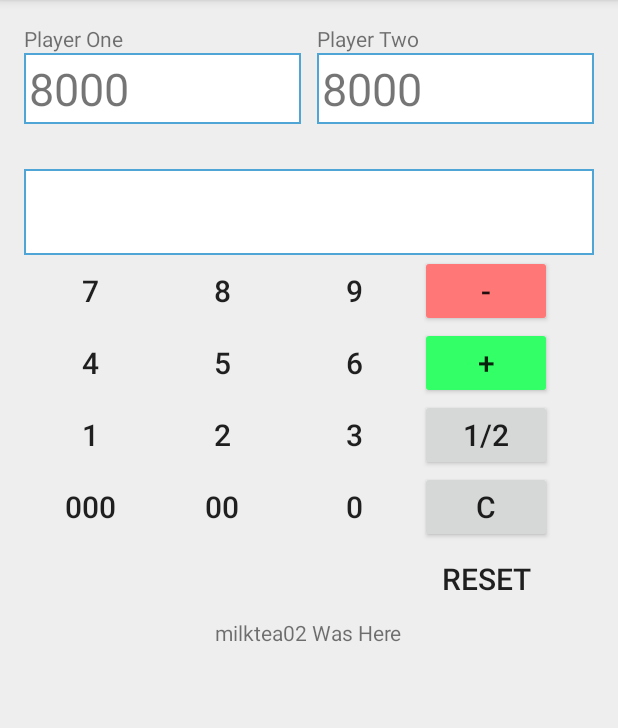
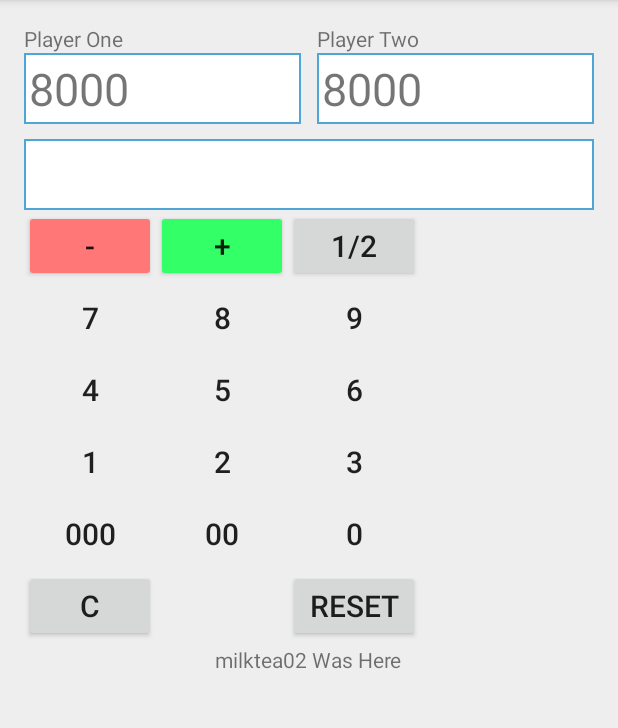
Before and after one commit to milktea02/MyFirstApp, an Android app: the screen it shows after launch (MainActivity), on a phone screen of 412 x 824 dp, the part 84-812 px from its top. Run offline under Robolectric (Android 15) with nearby library versions, the phone set to English and light mode, and no system bars; our stand-ins replace data binding.

Commit message:
smaller layout for a certain somebody's phone

```diff
--- a/app/src/main/res/layout/activity_main.xml
+++ b/app/src/main/res/layout/activity_main.xml
@@ -33,7 +33,7 @@
             android:id="@+id/playerOnePoints"
             android:layout_width="match_parent"
             android:layout_height="wrap_content"
-            android:layout_marginBottom="30dp"
+            android:layout_marginBottom="10dp"
             android:layout_marginRight="5dp"
             android:layout_below="@id/playerOneLabel"
             android:layout_toLeftOf="@+id/centerShim"
@@ -55,7 +55,7 @@
             android:id="@+id/playerTwoPoints"
             android:layout_width="match_parent"
             android:layout_height="wrap_content"
-            android:layout_marginBottom="30dp"
+            android:layout_marginBottom="10dp"
             android:layout_marginLeft="5dp"
             android:layout_below="@id/playerTwoLabel"
             android:padding="3dp"
@@ -66,18 +66,20 @@
             android:onClick="setPlayer"
             android:background="@drawable/player_selector"/>
 
+        <!-- Num -->
+
         <EditText
             android:id="@+id/editText"
             android:layout_width="match_parent"
             android:layout_height="wrap_content"
-            android:layout_below="@id/playerOnePoints"
             android:enabled="false"
-            android:gravity="bottom"
-            android:lines="2"
-            android:maxLines="2"
-            android:textSize="20sp"
+            android:lines="1"
+            android:maxLines="1"
+            android:textSize="30sp"
             android:padding="3dp"
-            android:background="@drawable/not_select"/>
+            android:background="@drawable/not_select"
+            android:selectAllOnFocus="false"
+            android:layout_below="@+id/playerTwoPoints"/>
 
         <!--
         Buttons
@@ -86,12 +88,46 @@
         1 2 3  R
         zeros
         -->
+
+        <!-- INCR and DECR Buttons -->
+
+        <Button
+            android:id="@+id/buttonSubtract"
+            android:theme="@style/Button.Subtract"
+            android:layout_width="wrap_content"
+            android:layout_height="wrap_content"
+            android:layout_below="@id/editText"
+            android:text="-"
+            android:textSize="20sp" />
+
+        <Button
+            android:id="@+id/buttonAdd"
+            android:theme="@style/Button.Add"
+            android:layout_width="wrap_content"
+            android:layout_height="wrap_content"
+            android:layout_toRightOf="@id/buttonSubtract"
+            android:layout_alignTop="@id/buttonSubtract"
+            android:text="+"
+            android:textSize="20sp"
+            />
+
+        <Button
+            android:id="@+id/buttonHalf"
+            style="@style/Widget.AppCompat.Button"
+            android:layout_width="wrap_content"
+            android:layout_height="wrap_content"
+            android:layout_toRightOf="@id/buttonAdd"
+            android:layout_alignTop="@id/buttonSubtract"
+            android:text="1/2"
+            android:textSize="20sp"
+            />
+
         <Button
             android:id="@+id/buttonSeven"
             style="@style/Widget.AppCompat.Button.Borderless"
             android:layout_width="wrap_content"
             android:layout_height="wrap_content"
-            android:layout_below="@id/editText"
+            android:layout_below="@id/buttonSubtract"
             android:text="7"
             android:textSize="20sp"/>
         <Button
@@ -99,7 +135,7 @@
             style="@style/Widget.AppCompat.Button.Borderless"
             android:layout_width="wrap_content"
             android:layout_height="wrap_content"
-            android:layout_below="@id/editText"
+            android:layout_below="@id/buttonAdd"
             android:layout_toRightOf="@id/buttonSeven"
             android:text="8"
             android:textSize="20sp"/>
@@ -108,7 +144,7 @@
             style="@style/Widget.AppCompat.Button.Borderless"
             android:layout_width="wrap_content"
             android:layout_height="wrap_content"
-            android:layout_below="@id/editText"
+            android:layout_below="@id/buttonHalf"
             android:layout_toRightOf="@id/buttonEight"
             android:text="9"
             android:textSize="20sp"/>
@@ -197,40 +233,6 @@
             android:text="0"
             android:textSize="20sp"/>
 
-        <!-- INCR and DECR Buttons -->
-
-        <Button
-            android:id="@+id/buttonSubtract"
-            android:theme="@style/Button.Subtract"
-            android:layout_width="wrap_content"
-            android:layout_height="wrap_content"
-            android:layout_alignTop="@id/buttonNine"
-            android:layout_toRightOf="@id/buttonNine"
-            android:text="-"
-            android:textSize="20sp" />
-
-        <Button
-            android:id="@+id/buttonAdd"
-            android:theme="@style/Button.Add"
-            android:layout_width="wrap_content"
-            android:layout_height="wrap_content"
-            android:layout_alignTop="@id/buttonSix"
-            android:layout_toRightOf="@id/buttonSix"
-            android:text="+"
-            android:textSize="20sp"
-            />
-
-        <Button
-            android:id="@+id/buttonHalf"
-            style="@style/Widget.AppCompat.Button"
-            android:layout_width="wrap_content"
-            android:layout_height="wrap_content"
-            android:layout_alignTop="@id/buttonThree"
-            android:layout_toRightOf="@id/buttonThree"
-            android:text="1/2"
-            android:textSize="20sp"
-            />
-
         <!-- CLEAR and RESET -->
 
         <Button
@@ -238,18 +240,17 @@
             style="@style/Widget.AppCompat.Button"
             android:layout_width="wrap_content"
             android:layout_height="wrap_content"
-            android:layout_alignTop="@id/buttonZero"
-            android:layout_toRightOf="@id/buttonZero"
+            android:layout_below="@id/buttonTripleZero"
             android:text="C"
             android:textSize="20sp" />
 
         <Button
             android:id="@+id/buttonReset"
-            style="@style/Widget.AppCompat.Button.Borderless"
+            style="@style/Widget.AppCompat.Button"
             android:layout_width="wrap_content"
             android:layout_height="wrap_content"
-            android:layout_alignRight="@id/buttonAdd"
-            android:layout_below="@id/buttonClear"
+            android:layout_below="@id/buttonZero"
+            android:layout_toRightOf="@id/buttonDoubleZero"
             android:text="RESET"
             android:textSize="20sp" />
 
@@ -262,5 +263,7 @@
             android:layout_marginTop="50dp"
             android:text="milktea02 Was Here"/>
 
+
+
     </RelativeLayout>
 </layout>
--- a/app/src/main/res/values/styles.xml
+++ b/app/src/main/res/values/styles.xml
@@ -16,8 +16,4 @@
         <item name ="colorButtonNormal">@color/colorAdd</item>
     </style>
 
-    <style name="Players" parents="Theme.AppCompat.Light.DarkActionBar">
-
-    </style>
-
 </resources>
```
